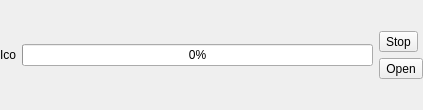
Above: src/views/browser/downloaditem.ui from trailblazing/tute before the change. Below: the same form after it.
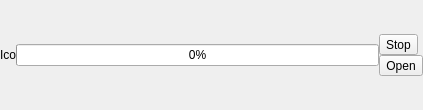
That is the form after the change. Custom widgets are drawn as their Qt base class.

Diff of the .ui file:
```diff
--- a/src/views/browser/downloaditem.ui
+++ b/src/views/browser/downloaditem.ui
@@ -14,6 +14,9 @@
    <string>Form</string>
   </property>
   <layout class="QHBoxLayout" name="horizontalLayout">
+   <property name="spacing">
+    <number>0</number>
+   </property>
    <property name="leftMargin">
     <number>0</number>
    </property>
@@ -78,6 +81,9 @@
    </item>
    <item>
     <layout class="QVBoxLayout" name="verticalLayout">
+     <property name="spacing">
+      <number>0</number>
+     </property>
      <item>
       <spacer name="verticalSpacer">
        <property name="orientation">
```
Left out of the diff: 3 changed lines with no effect on the pictures. Lines whose indentation alone changed are shown as unchanged.
